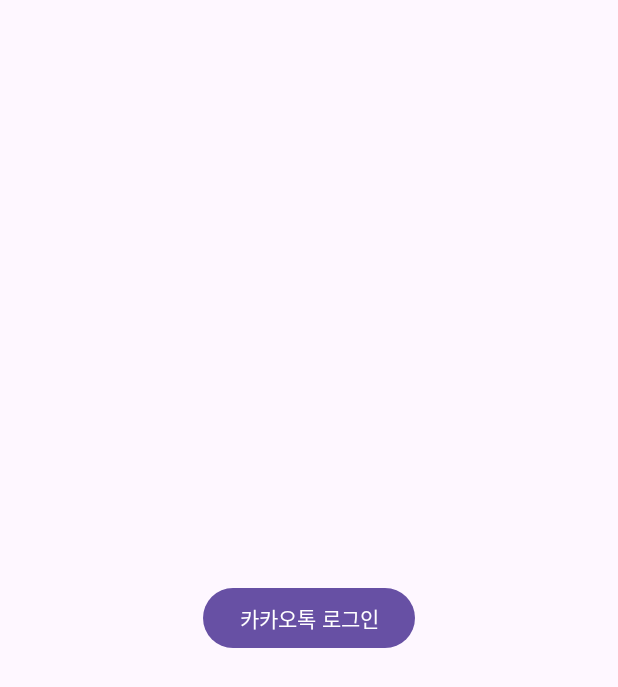
After one commit to AndroidStdy/shareLocationApp, an Android app: the layout activity_login.xml on its own in the app's theme, with its tools: preview values and no code run, on a phone screen of 412 x 824 dp. The commit adds this screen. Shown: the top 687 px of the screen. Run offline under Robolectric (Android 15) with nearby library versions, the phone set to English and light mode, and no system bars.

Commit message:
카카오 로그인 - 로그인 기능 구현

```diff
--- a/app/src/main/AndroidManifest.xml
+++ b/app/src/main/AndroidManifest.xml
@@ -36,6 +36,7 @@
                     android:scheme="kakao6b2bac974648bb5227345068077793de" />
             </intent-filter>
         </activity>
+        <activity android:name=".LoginActivity"/>
     </application>
 
 </manifest>
--- a/app/src/main/java/fastcampus/part2/sharelocationapp/MainActivity.kt
+++ b/app/src/main/java/fastcampus/part2/sharelocationapp/MainActivity.kt
@@ -1,5 +1,6 @@
 package fastcampus.part2.sharelocationapp
 
+import android.content.Intent
 import android.os.Bundle
 import android.util.Log
 import androidx.activity.enableEdgeToEdge
@@ -17,7 +18,10 @@ class MainActivity : AppCompatActivity() {
         setContentView(binding.root)
 
         var keyHash = Utility.getKeyHash(this)
+        println(keyHash)
         Log.e("KeyHash", keyHash.toString())
+
+        startActivity(Intent(this,LoginActivity::class.java))
 
 
     }
--- /dev/null
+++ b/app/src/main/res/layout/activity_login.xml
@@ -0,0 +1,17 @@
+<?xml version="1.0" encoding="utf-8"?>
+<androidx.constraintlayout.widget.ConstraintLayout xmlns:android="http://schemas.android.com/apk/res/android"
+    android:layout_width="match_parent"
+    android:layout_height="match_parent"
+    xmlns:app="http://schemas.android.com/apk/res-auto">
+
+    <Button
+        android:id="@+id/btn_kakaoLogin"
+        android:text="카카오톡 로그인"
+        app:layout_constraintBottom_toBottomOf="parent"
+        app:layout_constraintEnd_toEndOf="parent"
+        app:layout_constraintStart_toStartOf="parent"
+        app:layout_constraintTop_toTopOf="parent"
+        android:layout_width="wrap_content"
+        android:layout_height="wrap_content"/>
+
+</androidx.constraintlayout.widget.ConstraintLayout>
```
Also changed, not shown: app/src/main/java/fastcampus/part2/sharelocationapp/LoginActivity.kt (added, +69 -0 lines).
